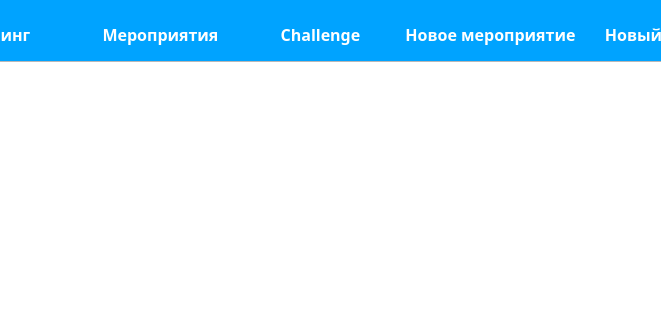
The window that data/all.ui (maxijer/Zozh) describes before a commit, drawn with Qt 5; both pictures show x 250 to 911 and y 0 to 320 of the 1019 by 599 pixel window.
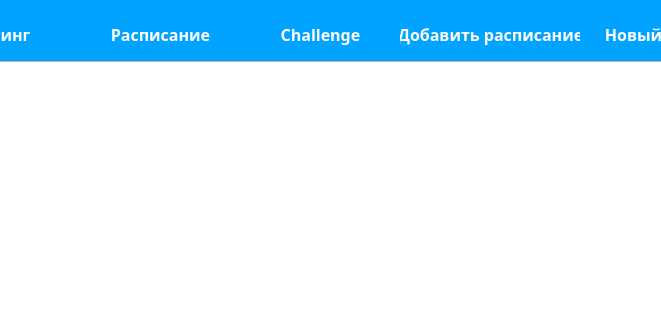
The same window after the commit.

The edit to the form file:
```diff
--- a/data/all.ui
+++ b/data/all.ui
@@ -113,7 +113,7 @@
     <string notr="true"/>
    </property>
    <property name="text">
-    <string>Мероприятия</string>
+    <string>Расписание</string>
    </property>
   </widget>
   <widget class="QPushButton" name="pushButton_5">
@@ -157,7 +157,7 @@
     <string notr="true"/>
    </property>
    <property name="text">
-    <string>Новое мероприятие</string>
+    <string>Добавить расписание</string>
    </property>
   </widget>
   <widget class="QPushButton" name="pushButton_8">
```
